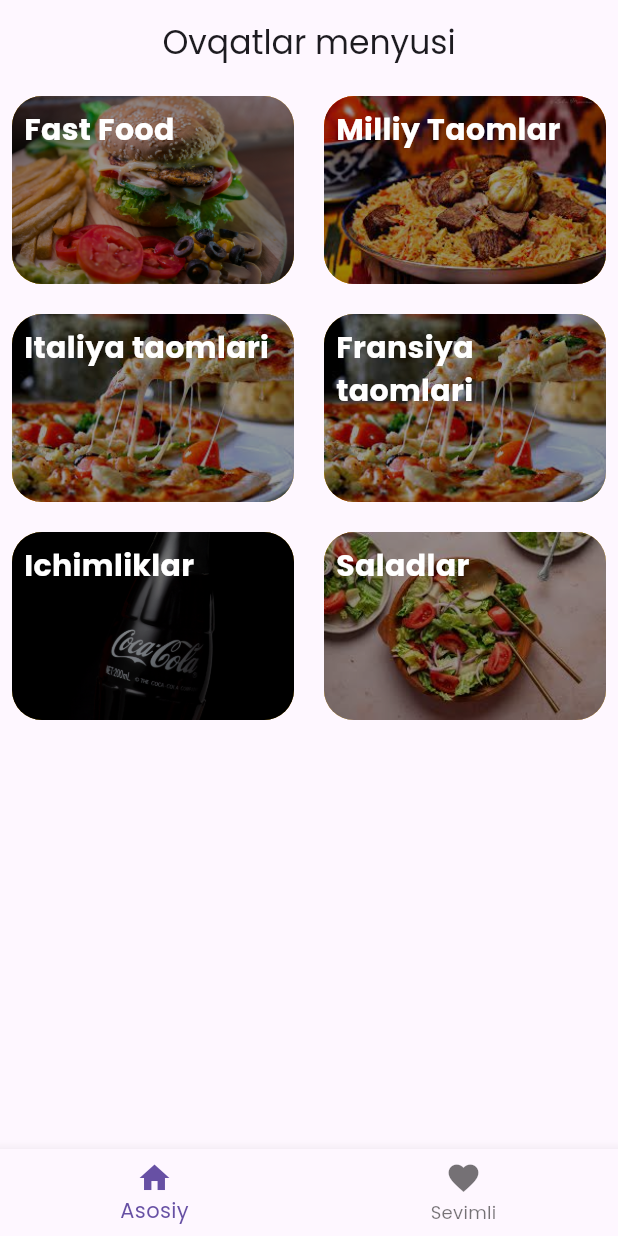
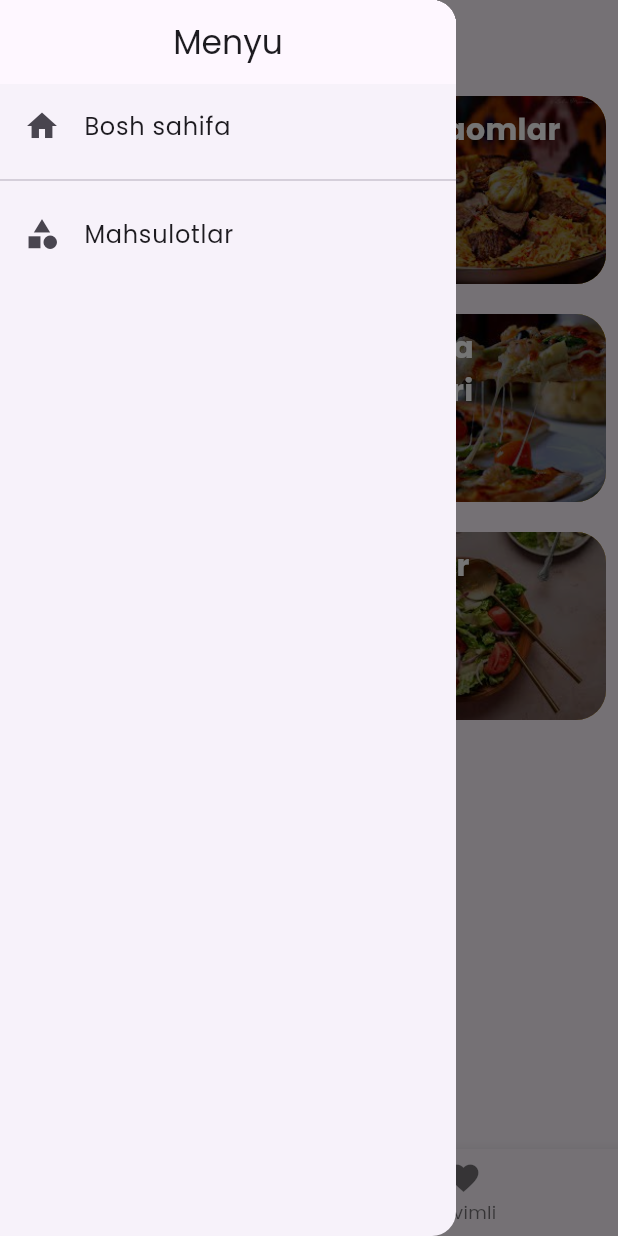
Before and after one commit to alishermamirov/meals_menu, a Flutter app: the screen it shows after launch, with the side drawer open (before the commit the screen has no drawer), on a phone screen of 412 x 824 dp. Run offline on Flutter 3.47's test engine with Material 3 defaults, Android fonts, the phone set to English and light mode, and no system bars; our stand-ins replace google_fonts.

Commit message:
drawer added

```diff
--- a/lib/main.dart
+++ b/lib/main.dart
@@ -5,6 +5,7 @@ import 'package:meals_menu/models/meal.dart';
 import 'package:meals_menu/screens/category_meals_screen.dart';
 import 'package:meals_menu/screens/home_screen.dart';
 import 'package:meals_menu/screens/meal_details_screen.dart';
+import 'package:meals_menu/screens/product_screen.dart';
 
 void main(List<String> args) {
   runApp(MyApp());
@@ -45,6 +46,13 @@ class _MyAppState extends State<MyApp> {
         CategoryMealsScreen.routeName: (context) =>
             CategoryMealsScreen(isFavorite: isFavorite, toggleLike: toggleLike),
         MealDetailsScreen.routeName: (context) => MealDetailsScreen(),
+        ProductScreen.routeName: (context) => ProductScreen(),
+        HomeScreen.routeName: (context) => HomeScreen(
+              categories: _categories.list,
+              mealModel: _meals,
+              toggleLike: toggleLike,
+              isFavorite: isFavorite,
+            )
       },
       home: HomeScreen(
         categories: _categories.list,
--- a/lib/screens/home_screen.dart
+++ b/lib/screens/home_screen.dart
@@ -5,6 +5,7 @@ import 'package:meals_menu/models/category.dart';
 import 'package:meals_menu/models/meal.dart';
 import 'package:meals_menu/screens/categories_screen.dart';
 import 'package:meals_menu/screens/favorites_screen.dart';
+import 'package:meals_menu/widgets/main_drawer.dart';
 
 class HomeScreen extends StatefulWidget {
   final List<category> categories;
@@ -19,6 +20,8 @@ class HomeScreen extends StatefulWidget {
     required this.isFavorite,
   }) : super(key: key);
 
+  static const routeName = "home";
+
   @override
   State<HomeScreen> createState() => _HomeScreenState();
 }
@@ -32,13 +35,16 @@ class _HomeScreenState extends State<HomeScreen> {
     _pages = [
       {
         "page": CategoriesScreen(
-            categories: widget.categories,
-            meals: widget.mealModel.list,
-            ),
+          categories: widget.categories,
+          meals: widget.mealModel.list,
+        ),
         "title": "Ovqatlar menyusi",
       },
       {
-        "page":  FavoritesScreen(favorites: widget.mealModel.favorites, toggleLike: widget.toggleLike, isFavorite: widget.isFavorite),
+        "page": FavoritesScreen(
+            favorites: widget.mealModel.favorites,
+            toggleLike: widget.toggleLike,
+            isFavorite: widget.isFavorite),
         "title": "Sevimli",
       },
     ];
@@ -54,6 +60,7 @@ class _HomeScreenState extends State<HomeScreen> {
   @override
   Widget build(BuildContext context) {
     return Scaffold(
+      drawer: MainDrawer(),
       appBar: AppBar(
         centerTitle: true,
         title: Text(_pages[activeIndex]["title"]),
--- /dev/null
+++ b/lib/widgets/main_drawer.dart
@@ -0,0 +1,37 @@
+import 'package:flutter/material.dart';
+import 'package:meals_menu/screens/home_screen.dart';
+import 'package:meals_menu/screens/product_screen.dart';
+
+class MainDrawer extends StatelessWidget {
+  const MainDrawer({super.key});
+
+  Widget _listItem(String title, Function() handle, IconData icon) {
+    return ListTile(
+      title: Text(title),
+      leading: Icon(icon),
+      onTap: handle,
+    );
+  }
+
+  @override
+  Widget build(BuildContext context) {
+    return Drawer(
+      child: Column(
+        children: [
+          AppBar(
+            title: Text("Menyu"),
+            automaticallyImplyLeading: false,
+            centerTitle: true,
+          ),
+          _listItem("Bosh sahifa", () {
+            Navigator.of(context).pushReplacementNamed(HomeScreen.routeName);
+          }, Icons.home),
+          Divider(),
+          _listItem("Mahsulotlar", () {
+            Navigator.of(context).pushReplacementNamed(ProductScreen.routeName);
+          }, Icons.category),
+        ],
+      ),
+    );
+  }
+}
```
Also changed, not shown: lib/screens/product_screen.dart (added, +19 -0 lines), 1 other file.
